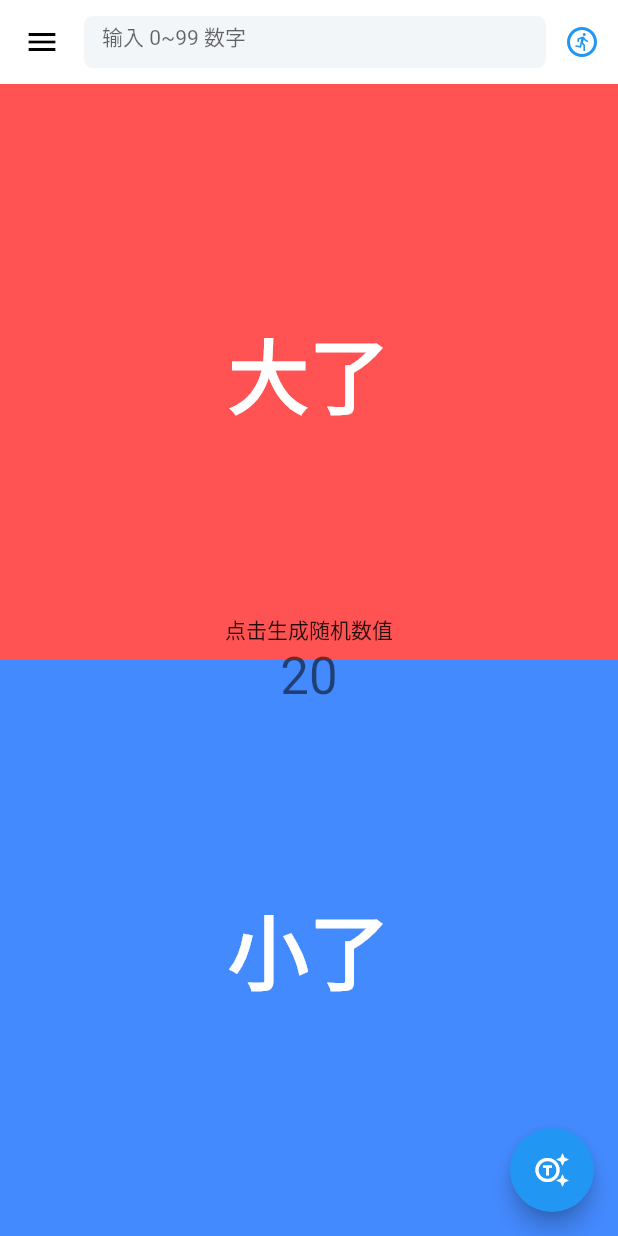
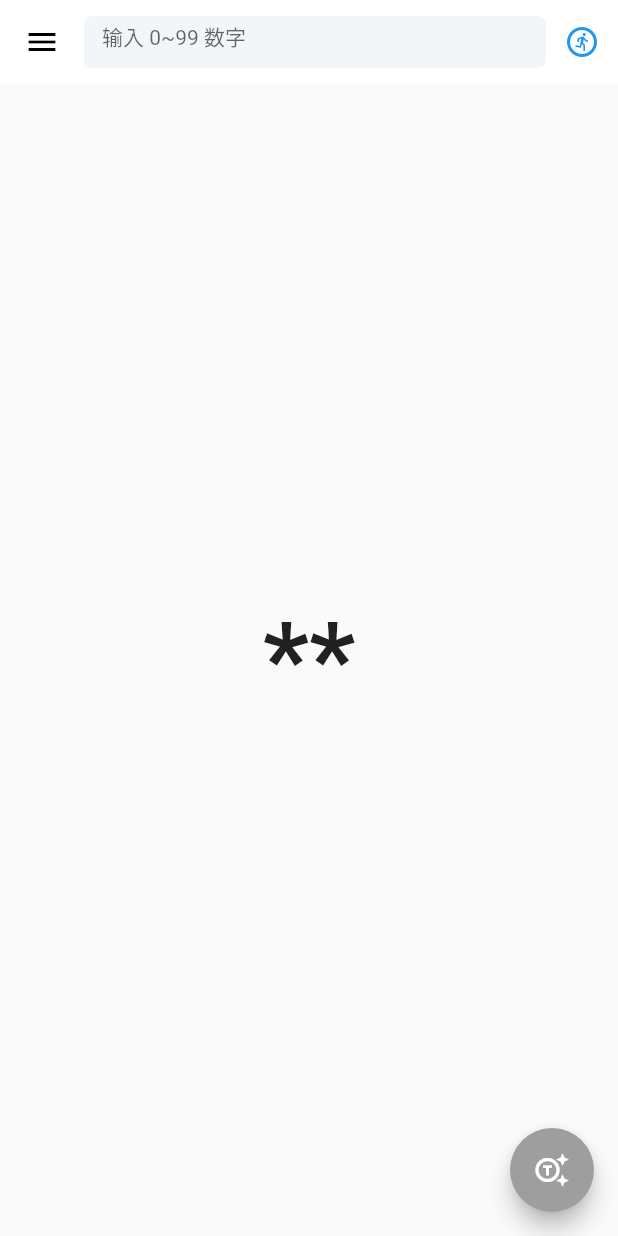
Before and after one commit to toly1994328/flutter_first_station, a Flutter app: the screen it shows after launch, after a tap on the "generating tokens" icon, on a phone screen of 412 x 824 dp. Run offline on Flutter 3.47's test engine with Material 2 defaults, Android fonts, the phone set to English and light mode, and no system bars.

Commit message:
状态数据与界面更新 -1

```diff
--- a/lib/guess/guess_page.dart
+++ b/lib/guess/guess_page.dart
@@ -18,10 +18,13 @@ class _GuessPageState extends State<GuessPage> {
   int _value = 0;
 
   Random _random = Random();
+  bool _guessing = false;
 
   void _generateRandomValue() {
     setState(() {
+      _guessing = true;
       _value = _random.nextInt(100);
+      print(_value);
     });
   }
 
@@ -31,22 +34,21 @@ class _GuessPageState extends State<GuessPage> {
       appBar: GuessAppBar(),
       body: Stack(
         children: [
-          Column(
-            children: [
-              ResultNotice(color:Colors.redAccent,info:'大了'),
-              ResultNotice(color:Colors.blueAccent,info:'小了'),
-            ],
-          ),
+          // Column(
+          //   children: [
+          //     ResultNotice(color:Colors.redAccent,info:'大了'),
+          //     ResultNotice(color:Colors.blueAccent,info:'小了'),
+          //   ],
+          // ),
           Center(
             child: Column(
               mainAxisAlignment: MainAxisAlignment.center,
               children: <Widget>[
-                const Text(
-                  '点击生成随机数值',
-                ),
+                if(!_guessing)
+                const Text('点击生成随机数值',),
                 Text(
-                  '$_value',
-                  style: Theme.of(context).textTheme.headlineMedium,
+                  _guessing ? '**' : '$_value',
+                  style: const TextStyle(fontSize: 68, fontWeight: FontWeight.bold),
                 ),
               ],
             ),
@@ -54,7 +56,8 @@ class _GuessPageState extends State<GuessPage> {
         ],
       ),
       floatingActionButton: FloatingActionButton(
-        onPressed: _generateRandomValue,
+        onPressed: _guessing?null:_generateRandomValue,
+        backgroundColor: _guessing ? Colors.grey : Colors.blue,
         tooltip: 'Increment',
         child: const Icon(Icons.generating_tokens_outlined),
       ),
```
